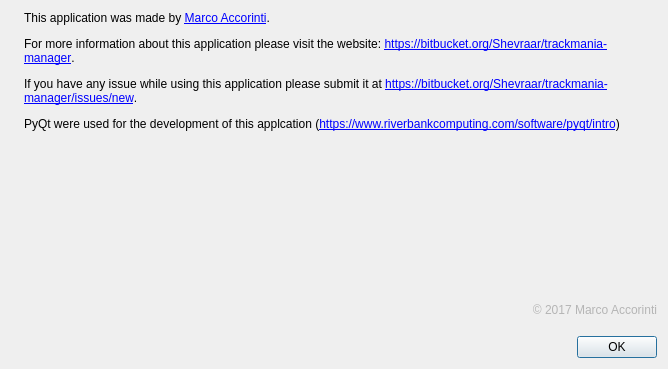
This is aboutdialog.ui in accodev/trackmania-manager-py as Qt 5 draws it before an edit. The edited form follows.
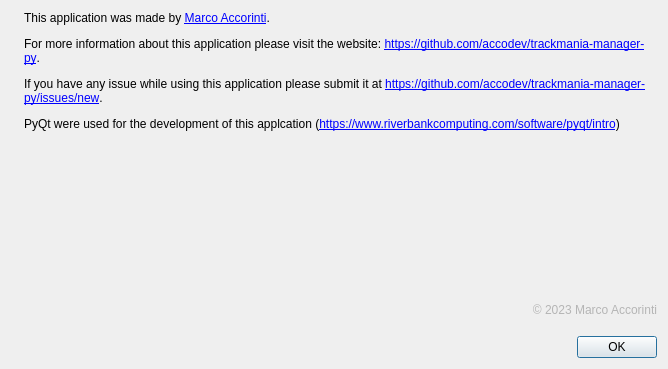
This is the edited form. Icons and pictures are not drawn.

The edit to the form file:
```diff
--- a/aboutdialog.ui
+++ b/aboutdialog.ui
@@ -72,7 +72,7 @@
    <item row="2" column="1" rowspan="3" colspan="2">
     <widget class="QLabel" name="label_2">
      <property name="text">
-      <string>&lt;html&gt;&lt;head/&gt;&lt;body&gt;&lt;p&gt;This application was made by &lt;a href=&quot;https://www.linkedin.com/in/accodev/&quot;&gt;&lt;span style=&quot; text-decoration: underline; color:#0000ff;&quot;&gt;Marco Accorinti&lt;/span&gt;&lt;/a&gt;.&lt;/p&gt;&lt;p&gt;For more information about this application please visit the website: &lt;a href=&quot;https://bitbucket.org/Shevraar/trackmania-manager&quot;&gt;&lt;span style=&quot; text-decoration: underline; color:#0000ff;&quot;&gt;https://bitbucket.org/Shevraar/trackmania-manager&lt;/span&gt;&lt;/a&gt;. &lt;/p&gt;&lt;p&gt;If you have any issue while using this application please submit it at &lt;a href=&quot;https://bitbucket.org/Shevraar/trackmania-manager/issues/new&quot;&gt;&lt;span style=&quot; text-decoration: underline; color:#0000ff;&quot;&gt;https://bitbucket.org/Shevraar/trackmania-manager/issues/new&lt;/span&gt;&lt;/a&gt;.&lt;/p&gt;&lt;p&gt;PyQt were used for the development of this applcation (&lt;a href=&quot;https://www.riverbankcomputing.com/software/pyqt/intro&quot;&gt;&lt;span style=&quot; text-decoration: underline; color:#0000ff;&quot;&gt;https://www.riverbankcomputing.com/software/pyqt/intro&lt;/span&gt;&lt;/a&gt;)&lt;/p&gt;&lt;p&gt;&lt;br/&gt;&lt;/p&gt;&lt;p&gt;&lt;br/&gt;&lt;/p&gt;&lt;p&gt;&lt;br/&gt;&lt;/p&gt;&lt;p&gt;&lt;br/&gt;&lt;/p&gt;&lt;p align=&quot;right&quot;&gt;&lt;span style=&quot; color:#b5b5b5;&quot;&gt;© 2017 Marco Accorinti&lt;/span&gt;&lt;/p&gt;&lt;/body&gt;&lt;/html&gt;</string>
+      <string>&lt;html&gt;&lt;head/&gt;&lt;body&gt;&lt;p&gt;This application was made by &lt;a href=&quot;https://www.linkedin.com/in/accodev/&quot;&gt;&lt;span style=&quot; text-decoration: underline; color:#0000ff;&quot;&gt;Marco Accorinti&lt;/span&gt;&lt;/a&gt;.&lt;/p&gt;&lt;p&gt;For more information about this application please visit the website: &lt;a href=&quot;https://github.com/accodev/trackmania-manager-py&quot;&gt;&lt;span style=&quot; text-decoration: underline; color:#0000ff;&quot;&gt;https://github.com/accodev/trackmania-manager-py&lt;/span&gt;&lt;/a&gt;. &lt;/p&gt;&lt;p&gt;If you have any issue while using this application please submit it at &lt;a href=&quot;https://github.com/accodev/trackmania-manager-py/issues/new&quot;&gt;&lt;span style=&quot; text-decoration: underline; color:#0000ff;&quot;&gt;https://github.com/accodev/trackmania-manager-py/issues/new&lt;/span&gt;&lt;/a&gt;.&lt;/p&gt;&lt;p&gt;PyQt were used for the development of this applcation (&lt;a href=&quot;https://www.riverbankcomputing.com/software/pyqt/intro&quot;&gt;&lt;span style=&quot; text-decoration: underline; color:#0000ff;&quot;&gt;https://www.riverbankcomputing.com/software/pyqt/intro&lt;/span&gt;&lt;/a&gt;)&lt;/p&gt;&lt;p&gt;&lt;br/&gt;&lt;/p&gt;&lt;p&gt;&lt;br/&gt;&lt;/p&gt;&lt;p&gt;&lt;br/&gt;&lt;/p&gt;&lt;p&gt;&lt;br/&gt;&lt;/p&gt;&lt;p align=&quot;right&quot;&gt;&lt;span style=&quot; color:#b5b5b5;&quot;&gt;© 2023 Marco Accorinti&lt;/span&gt;&lt;/p&gt;&lt;/body&gt;&lt;/html&gt;</string>
      </property>
      <property name="alignment">
       <set>Qt::AlignLeading|Qt::AlignLeft|Qt::AlignTop</set>
```
